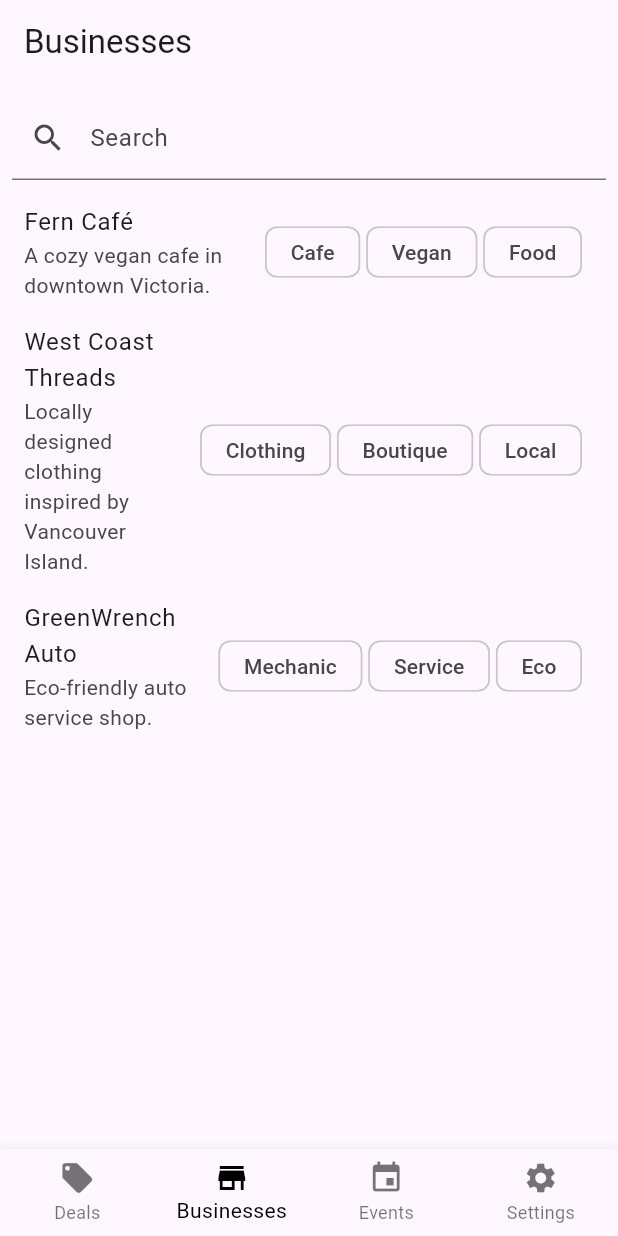
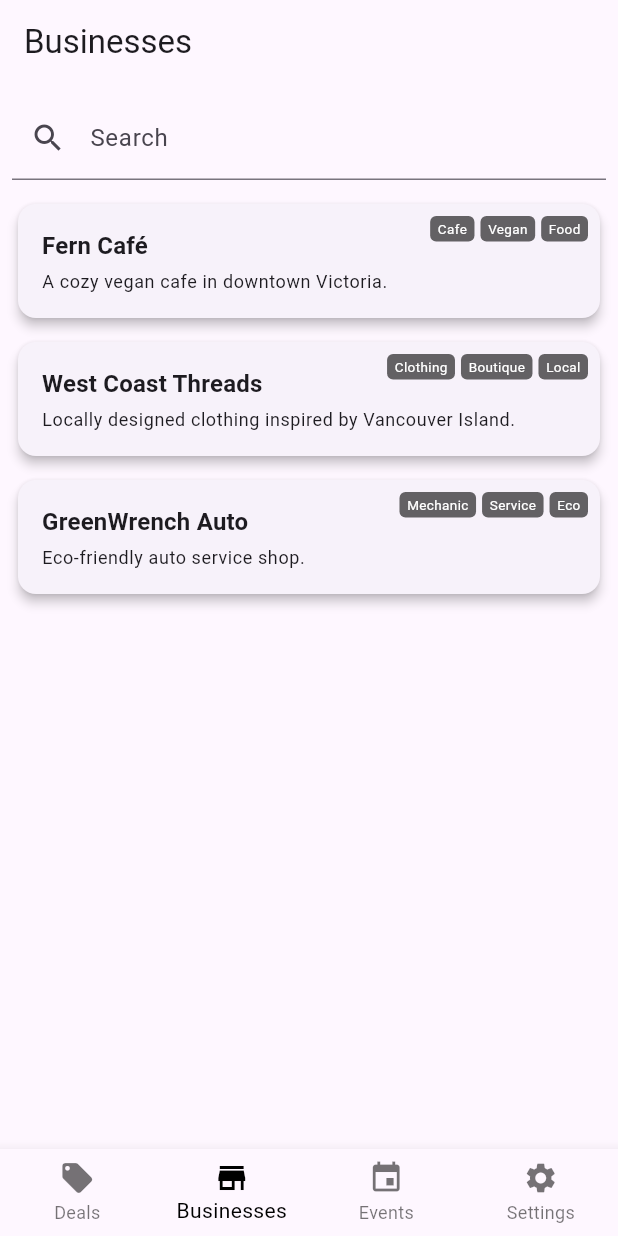
Before and after one commit to abhiram-shaji/Support-Local-YYJ, a Flutter app: the screen it shows after launch, item 2 of the bottom bar chosen, on a phone screen of 412 x 824 dp. Run offline on Flutter 3.47's test engine with Material 3 defaults, Android fonts, the phone set to English and light mode, and no system bars.

Commit message:
Update business_tile.dart

```diff
--- a/lib/screens/directory/business_tile.dart
+++ b/lib/screens/directory/business_tile.dart
@@ -8,15 +8,58 @@ class BusinessTile extends StatelessWidget {
 
   @override
   Widget build(BuildContext context) {
-    return ListTile(
-      title: Text(business.name),
-      subtitle: Text(business.description),
+    return GestureDetector(
       onTap: onTap,
-      trailing: Wrap(
-        spacing: 4,
-        children: business.tags
-            .map((tag) => Chip(label: Text(tag), visualDensity: VisualDensity.compact))
-            .toList(),
+      child: Card(
+        margin: const EdgeInsets.symmetric(horizontal: 12, vertical: 8),
+        shape: RoundedRectangleBorder(borderRadius: BorderRadius.circular(12)),
+        elevation: 3,
+        child: Stack(
+          children: [
+            Padding(
+              padding: const EdgeInsets.all(16),
+              child: Column(
+                crossAxisAlignment: CrossAxisAlignment.start,
+                children: [
+                  Text(
+                    business.name,
+                    style: Theme.of(context).textTheme.titleMedium?.copyWith(fontWeight: FontWeight.bold),
+                  ),
+                  const SizedBox(height: 4),
+                  Text(
+                    business.description,
+                    style: Theme.of(context).textTheme.bodySmall,
+                  ),
+                ],
+              ),
+            ),
+
+            // Small tags in top-right corner
+            if (business.tags.isNotEmpty)
+              Positioned(
+                top: 8,
+                right: 8,
+                child: Wrap(
+                  spacing: 4,
+                  runSpacing: 4,
+                  children: business.tags.map((tag) => Container(
+                    padding: const EdgeInsets.symmetric(horizontal: 5, vertical: 2),
+                    decoration: BoxDecoration(
+                      color: Colors.black.withOpacity(0.6),
+                      borderRadius: BorderRadius.circular(4),
+                    ),
+                    child: Text(
+                      tag,
+                      style: const TextStyle(
+                        fontSize: 9,
+                        color: Colors.white,
+                      ),
+                    ),
+                  )).toList(),
+                ),
+              ),
+          ],
+        ),
       ),
     );
   }
```
